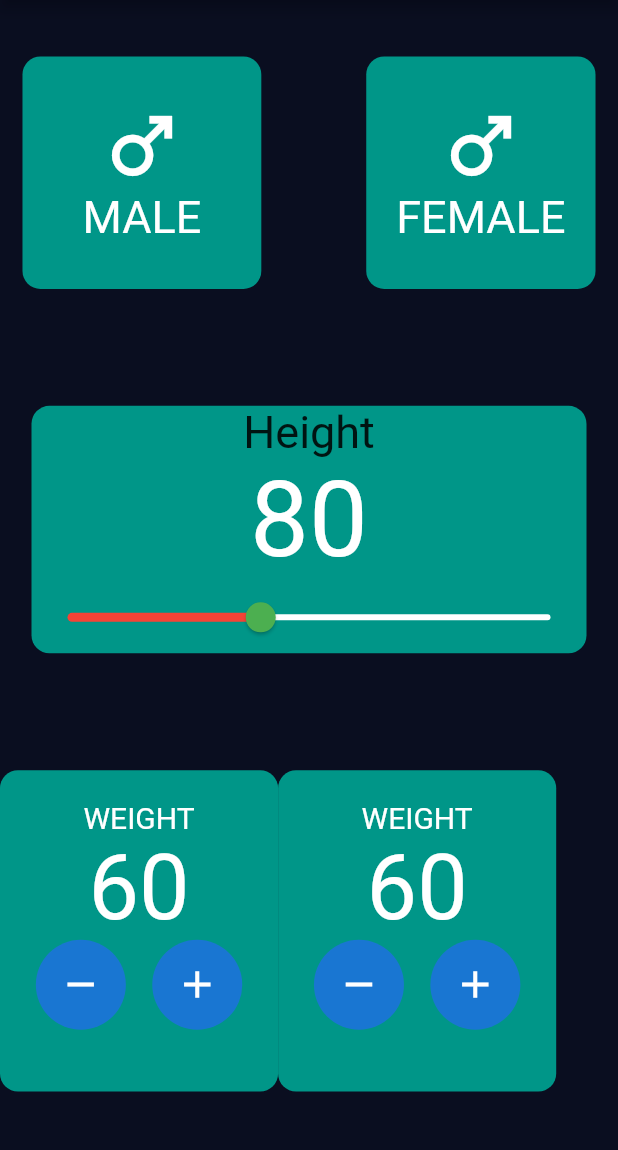
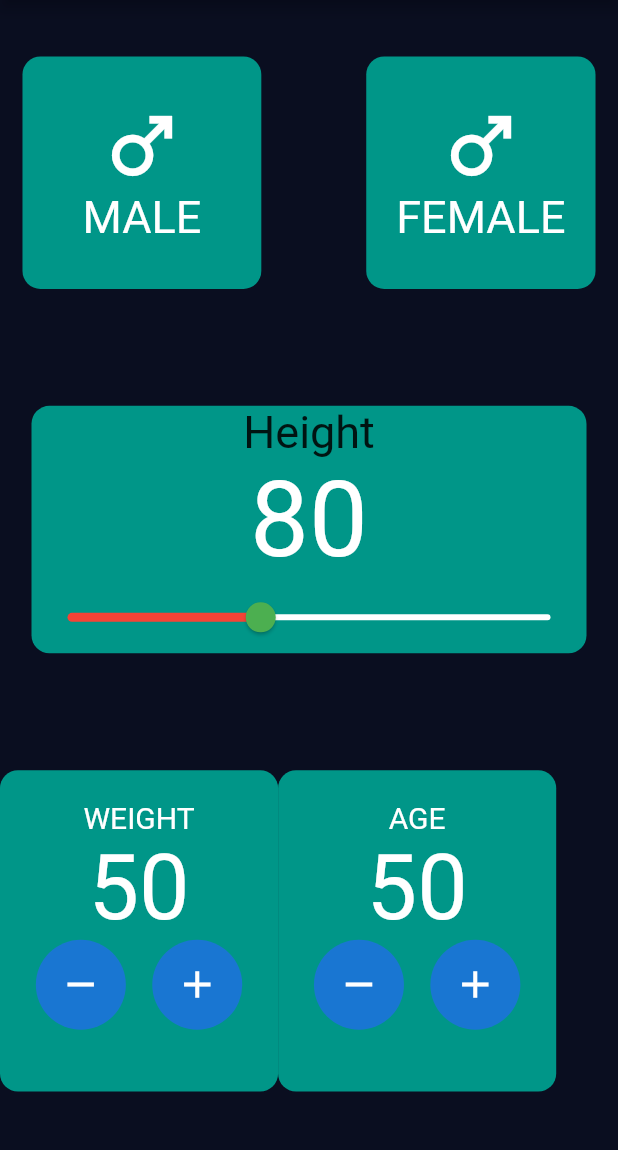
Before and after one commit to JanibekJali/american-dream---bmi_calculator, a Flutter app: the screen it shows after launch, on a phone screen of 412 x 824 dp, the part 86-1236 px from its top. Run offline on Flutter 3.47's test engine with Material 2 defaults, Android fonts, the phone set to English and light mode, and no system bars.

Commit message:
Kaira kaira jasagila

```diff
--- a/lib/ui/home_ui.dart
+++ b/lib/ui/home_ui.dart
@@ -1,4 +1,5 @@
 import 'package:bmi_calculator/widgets/custom_container.dart';
+import 'package:bmi_calculator/widgets/weight_age_widget.dart';
 import 'package:flutter/material.dart';
 
 class HomeUi extends StatefulWidget {
@@ -8,6 +9,7 @@ class HomeUi extends StatefulWidget {
 
 class _HomeUiState extends State<HomeUi> {
   double sliderHeight = 80;
+  int weight = 50;
   @override
   Widget build(BuildContext context) {
     return Scaffold(
@@ -74,110 +76,22 @@ class _HomeUiState extends State<HomeUi> {
           ),
           Row(
             children: [
-              Container(
-                width: MediaQuery.of(context).size.width * 0.45,
-                height: MediaQuery.of(context).size.height * 0.26,
-                decoration: BoxDecoration(
-                  borderRadius: BorderRadius.circular(12),
-                  color: Colors.teal,
-                ),
-                child: Padding(
-                  padding: const EdgeInsets.all(20),
-                  child: Column(
-                    children: [
-                      Text(
-                        'Weight'.toUpperCase(),
-                        style:
-                            const TextStyle(fontSize: 20, color: Colors.white),
-                      ),
-                      const Text(
-                        '60',
-                        style: TextStyle(fontSize: 60, color: Colors.white),
-                      ),
-                      Row(
-                        mainAxisAlignment: MainAxisAlignment.spaceAround,
-                        children: [
-                          CircleAvatar(
-                            radius: 30,
-                            child: IconButton(
-                              onPressed: () {},
-                              icon: const Icon(
-                                Icons.remove,
-                                size: 30,
-                              ),
-                            ),
-                          ),
-                          const SizedBox(
-                            width: 2,
-                          ),
-                          CircleAvatar(
-                            radius: 30,
-                            child: IconButton(
-                              onPressed: () {},
-                              icon: const Icon(
-                                Icons.add,
-                                size: 30,
-                              ),
-                            ),
-                          ),
-                        ],
-                      ),
-                    ],
-                  ),
-                ),
-              ),
-              Container(
-                width: MediaQuery.of(context).size.width * 0.45,
-                height: MediaQuery.of(context).size.height * 0.26,
-                decoration: BoxDecoration(
-                  borderRadius: BorderRadius.circular(12),
-                  color: Colors.teal,
-                ),
-                child: Padding(
-                  padding: const EdgeInsets.all(20),
-                  child: Column(
-                    children: [
-                      Text(
-                        'Weight'.toUpperCase(),
-                        style:
-                            const TextStyle(fontSize: 20, color: Colors.white),
-                      ),
-                      const Text(
-                        '60',
-                        style: TextStyle(fontSize: 60, color: Colors.white),
-                      ),
-                      Row(
-                        mainAxisAlignment: MainAxisAlignment.spaceAround,
-                        children: [
-                          CircleAvatar(
-                            radius: 30,
-                            child: IconButton(
-                              onPressed: () {},
-                              icon: const Icon(
-                                Icons.remove,
-                                size: 30,
-                              ),
-                            ),
-                          ),
-                          const SizedBox(
-                            width: 2,
-                          ),
-                          CircleAvatar(
-                            radius: 30,
-                            child: IconButton(
-                              onPressed: () {},
-                              icon: const Icon(
-                                Icons.add,
-                                size: 30,
-                              ),
-                            ),
-                          ),
-                        ],
-                      ),
-                    ],
-                  ),
-                ),
-              )
+              WeightAgeWidget(
+                  san: weight.toString(),
+                  text: 'Weight',
+                  onTap: () {
+                    setState(() {
+                      weight = weight + 1;
+                    });
+                  }),
+              WeightAgeWidget(
+                  san: weight.toString(),
+                  text: 'Age',
+                  onTap: () {
+                    setState(() {
+                      weight = weight + 1;
+                    });
+                  }),
             ],
           ),
         ],
--- /dev/null
+++ b/lib/widgets/weight_age_widget.dart
@@ -0,0 +1,62 @@
+import 'package:flutter/material.dart';
+
+class WeightAgeWidget extends StatelessWidget {
+  const WeightAgeWidget({super.key, this.text, this.onTap, this.san});
+  final String? text;
+  final String? san;
+  final void Function()? onTap;
+  @override
+  Widget build(BuildContext context) {
+    return Container(
+      width: MediaQuery.of(context).size.width * 0.45,
+      height: MediaQuery.of(context).size.height * 0.26,
+      decoration: BoxDecoration(
+        borderRadius: BorderRadius.circular(12),
+        color: Colors.teal,
+      ),
+      child: Padding(
+        padding: const EdgeInsets.all(20),
+        child: Column(
+          children: [
+            Text(
+              text!.toUpperCase(),
+              style: const TextStyle(fontSize: 20, color: Colors.white),
+            ),
+            Text(
+              san!,
+              style: const TextStyle(fontSize: 60, color: Colors.white),
+            ),
+            Row(
+              mainAxisAlignment: MainAxisAlignment.spaceAround,
+              children: [
+                CircleAvatar(
+                  radius: 30,
+                  child: IconButton(
+                    onPressed: onTap,
+                    icon: const Icon(
+                      Icons.remove,
+                      size: 30,
+                    ),
+                  ),
+                ),
+                const SizedBox(
+                  width: 2,
+                ),
+                CircleAvatar(
+                  radius: 30,
+                  child: IconButton(
+                    onPressed: () {},
+                    icon: const Icon(
+                      Icons.add,
+                      size: 30,
+                    ),
+                  ),
+                ),
+              ],
+            ),
+          ],
+        ),
+      ),
+    );
+  }
+}
```
